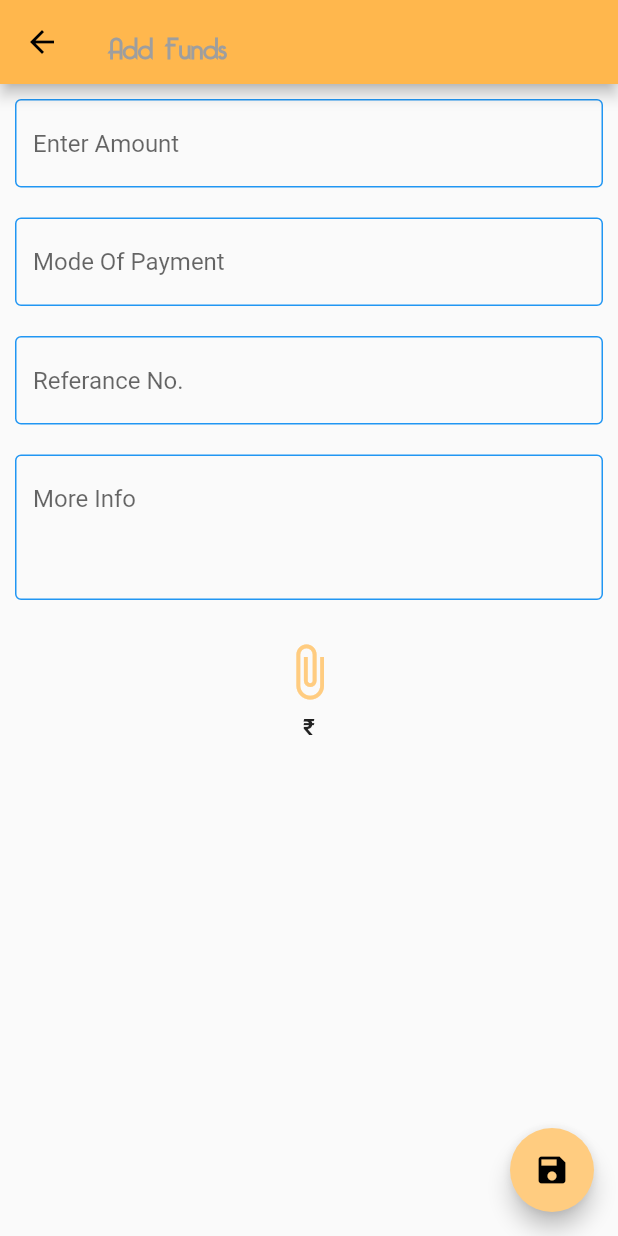
After one commit to SainathChallagundla/eduempowerApp, a Flutter app: the DonarFundsPage screen opened directly, after a tap on the "save" icon, on a phone screen of 412 x 824 dp. The commit adds this screen. Run offline on Flutter 3.47's test engine with Material 2 defaults, Android fonts, the phone set to English and light mode, and no system bars; our stand-ins replace connectivity, expandable, file_picker, flutter_secure_storage, shared_preferences, webview_flutter; accounts and stored records are empty; network calls fail.

Commit message:
funds added

```diff
--- a/lib/Public/login.dart
+++ b/lib/Public/login.dart
@@ -126,6 +126,7 @@ class _UserLoginState extends State<UserLogin> {
           height: 10,
         ),
         ExpandablePanel(
+          collapsed: null,
           header: Text("Register as Contributor"),
           expanded: Row(
             mainAxisAlignment: MainAxisAlignment.spaceAround,
@@ -310,6 +311,7 @@ class _UserLoginState extends State<UserLogin> {
         await prefs.setString("name", userFetch.name);
         await prefs.setString("email", userFetch.email);
         await prefs.setString("mobile", userFetch.mobile);
+        print(userFetch.userCategory);
         await prefs.setString("userCategory", userFetch.userCategory);
         await prefs.setString("userType", userFetch.userType);
 
--- a/lib/drawer/individual.dart
+++ b/lib/drawer/individual.dart
@@ -35,7 +35,7 @@ class IndividualPageState extends State<IndividualPage> {
   final mainKey = GlobalKey<ScaffoldState>();
 
   final String url = HttpEndPoints.BASE_URL + HttpEndPoints.GET_INDIVIDUAL;
-  final storage = new FlutterSecureStorage();
+  //final storage = new FlutterSecureStorage();
 
   void getInit() async {
     SharedPreferences prefs = await SharedPreferences.getInstance();
--- /dev/null
+++ b/lib/funds/donarfunds.dart
@@ -0,0 +1,184 @@
+import 'package:eduempower/models/beneficiarieDetails.dart';
+import 'package:flutter/material.dart';
+import 'package:flutter/services.dart';
+import 'package:eduempower/helpers/httphelper.dart';
+import 'package:eduempower/models/beneficiarieTemplate.dart';
+import 'package:flutter/cupertino.dart';
+import 'package:eduempower/helpers/beneficiarieDetails.dart'
+    as beneficiarieDetails_helper;
+import 'package:shared_preferences/shared_preferences.dart';
+import 'package:file_picker/file_picker.dart';
+
+class DonarFundsPage extends StatefulWidget {
+  DonarFundsPage({Key key}) : super(key: key);
+
+  @override
+  _DonarFundsPageState createState() => _DonarFundsPageState();
+}
+
+class _DonarFundsPageState extends State<DonarFundsPage> {
+  String _mySelection, token, email, name;
+  List data = List(); //edited line
+  BeneficiarieTemplate templateData;
+  bool isLoaded = false;
+
+  final String url = HttpEndPoints.BASE_URL + HttpEndPoints.GET_TEMPLATE_NAMES;
+  final mainKey = GlobalKey<ScaffoldState>();
+
+  //Map dataList = Map();
+  //List<TemplateDataFields> dataList = List<TemplateDataFields>();
+  // void getInit() async {
+  //   SharedPreferences prefs = await SharedPreferences.getInstance();
+  //   token = await prefs.getString("token");
+  //   email = await prefs.getString("email");
+  //   var list = await HttpHelper().getTemplateNames(url, token);
+
+  //   setState(() {
+  //     data = list;
+  //   });
+  // }
+
+  @override
+  void initState() {
+    super.initState();
+    //this.getInit();
+  }
+
+  @override
+  Widget build(BuildContext context) {
+    return Scaffold(
+      key: mainKey,
+      resizeToAvoidBottomInset: true,
+      appBar: AppBar(
+          title: Text("Add Funds",
+              style: TextStyle(
+                  color: Colors.grey,
+                  fontFamily: 'Logofont',
+                  fontWeight: FontWeight.bold,
+                  fontSize: 20))),
+      body: Center(
+          child: Container(
+              margin: const EdgeInsets.only(
+                  left: 10.0, right: 10.0, top: 10.0, bottom: 10),
+              child: Column(
+                mainAxisAlignment: MainAxisAlignment.start,
+                crossAxisAlignment: CrossAxisAlignment.center,
+                verticalDirection: VerticalDirection.down,
+                children: <Widget>[
+                  TextFormField(
+                    keyboardType: TextInputType.number,
+                    decoration: new InputDecoration(
+                        focusedBorder: OutlineInputBorder(
+                          borderSide:
+                              BorderSide(color: Colors.greenAccent, width: 1.0),
+                        ),
+                        enabledBorder: OutlineInputBorder(
+                          borderSide:
+                              BorderSide(color: Colors.blue, width: 1.0),
+                        ),
+                        hintText: 'Enter Amount'),
+                    onChanged: (text) {
+                      name = text;
+                    },
+                  ),
+                  SizedBox(height: 20),
+                  TextFormField(
+                    decoration: new InputDecoration(
+                        focusedBorder: OutlineInputBorder(
+                          borderSide:
+                              BorderSide(color: Colors.greenAccent, width: 1.0),
+                        ),
+                        enabledBorder: OutlineInputBorder(
+                          borderSide:
+                              BorderSide(color: Colors.blue, width: 1.0),
+                        ),
+                        hintText: 'Mode Of Payment'),
+                    onChanged: (text) {
+                      name = text;
+                    },
+                  ),
+                  SizedBox(height: 20),
+                  TextFormField(
+                    decoration: new InputDecoration(
+                        focusedBorder: OutlineInputBorder(
+                          borderSide:
+                              BorderSide(color: Colors.greenAccent, width: 1.0),
+                        ),
+                        enabledBorder: OutlineInputBorder(
+                          borderSide:
+                              BorderSide(color: Colors.blue, width: 1.0),
+                        ),
+                        hintText: 'Referance No.'),
+                    onChanged: (text) {
+                      name = text;
+                    },
+                  ),
+                  SizedBox(height: 20),
+                  TextFormField(
+                    maxLines: 3,
+                    decoration: new InputDecoration(
+                        focusedBorder: OutlineInputBorder(
+                          borderSide:
+                              BorderSide(color: Colors.greenAccent, width: 1.0),
+                        ),
+                        enabledBorder: OutlineInputBorder(
+                          borderSide:
+                              BorderSide(color: Colors.blue, width: 1.0),
+                        ),
+                        hintText: 'More Info'),
+                    onChanged: (text) {
+                      name = text;
+                    },
+                  ),
+                  SizedBox(height: 20),
+                  IconButton(
+                      iconSize: 40,
+                      onPressed: () async {
+                        FilePickerResult result = await FilePicker.platform
+                            .pickFiles(type: FileType.any);
+                        String filePath;
+                        if (result != null) {
+                          filePath = result.files.single.path;
+                        }
+                      },
+                      icon: Column(children: <Widget>[
+                        Icon(
+                          Icons.attach_file,
+                          color: Colors.orange[200],
+                        ),
+                      ])),
+                  Text(
+                    "\u{20B9}",
+                    style: TextStyle(fontSize: 15, fontWeight: FontWeight.bold),
+                  )
+                ],
+              ))),
+      floatingActionButtonLocation: FloatingActionButtonLocation.endFloat,
+      floatingActionButton: FloatingActionButton(
+          child: const Icon(Icons.save),
+          onPressed: () {
+            onSubmit(context);
+          }),
+    );
+  }
+
+  void onSubmit(BuildContext context) async {
+    BeneficiarieDetails beneficiarieDetails = new BeneficiarieDetails(
+        name: name, templateName: templateData.templateName, user: email);
+    beneficiarieDetails.data = List<TemplateDataFields>();
+    //beneficiarieDetails.data.addAll(dataList);
+    // Give status here
+    beneficiarieDetails.statusForFunding = "created";
+
+    var result = await beneficiarieDetails_helper.BeneficiarieDetails()
+        .addBenificiarieDetails(
+            HttpEndPoints.BASE_URL + HttpEndPoints.ADD_BENEFICIARY_DETAILS,
+            token,
+            beneficiarieDetails);
+    if (result.status == "success") {
+      Navigator.pop(context, true);
+    } else {
+      Navigator.pop(context, false);
+    }
+  }
+}
```
Also changed, not shown: lib/beneficiaries/beneficiarie.dart (+7 -3 lines), lib/beneficiaries/editBeneficiarie.dart (+4 -3 lines), lib/home.dart (+38 -5 lines), lib/models/beneficiarieDetails.dart (+17 -18 lines), 1 other file.
